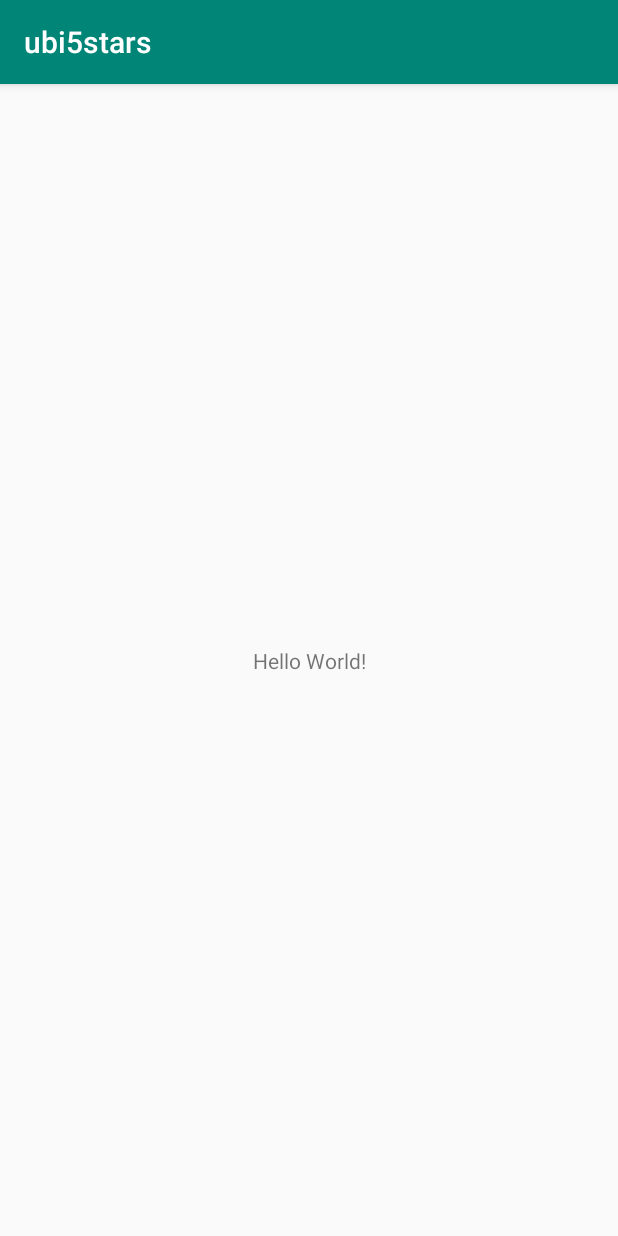
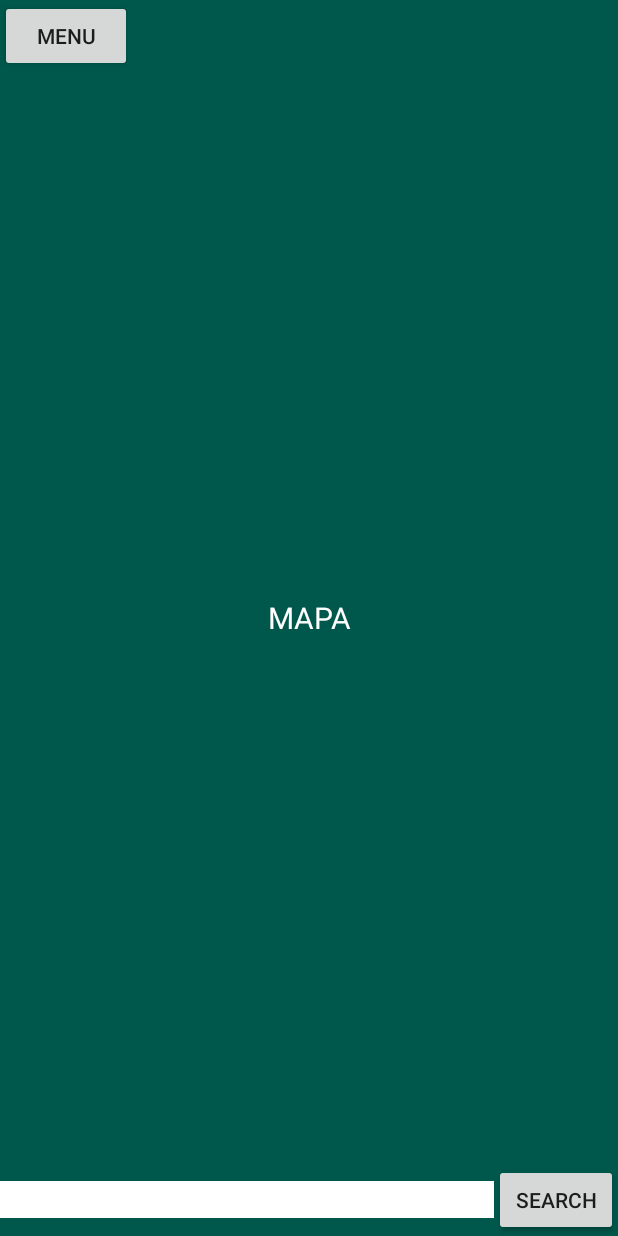
Before and after one commit to carolinafsilva/ubi5stars, an Android app: the screen it shows after launch (MainActivity before the commit, Map after it), on a phone screen of 412 x 824 dp. Run offline under Robolectric (Android 15) with nearby library versions, the light colour scheme and no system bars.

Commit message:
Add some layout

```diff
--- a/app/src/main/AndroidManifest.xml
+++ b/app/src/main/AndroidManifest.xml
@@ -9,7 +9,10 @@
         android:roundIcon="@mipmap/ic_launcher_round"
         android:supportsRtl="true"
         android:theme="@style/AppTheme">
-        <activity android:name=".MainActivity">
+        <activity android:name=".Register"></activity>
+        <activity android:name=".Login" />
+        <activity android:name=".Menu" />
+        <activity android:name=".Map">
             <intent-filter>
                 <action android:name="android.intent.action.MAIN" />
 
--- a/app/src/main/java/pmd/di/ubi/ubi5stars/MainActivity.java
+++ /dev/null
@@ -1,14 +0,0 @@
-package pmd.di.ubi.ubi5stars;
-
-import androidx.appcompat.app.AppCompatActivity;
-
-import android.os.Bundle;
-
-public class MainActivity extends AppCompatActivity {
-
-    @Override
-    protected void onCreate(Bundle savedInstanceState) {
-        super.onCreate(savedInstanceState);
-        setContentView(R.layout.activity_main);
-    }
-}
--- /dev/null
+++ b/app/src/main/java/pmd/di/ubi/ubi5stars/Map.java
@@ -0,0 +1,23 @@
+package pmd.di.ubi.ubi5stars;
+
+import android.app.Activity;
+import android.content.Intent;
+import android.os.Bundle;
+import android.view.View;
+
+public class Map extends Activity {
+
+    @Override
+    protected void onCreate(Bundle savedInstanceState) {
+        super.onCreate(savedInstanceState);
+        setContentView(R.layout.activity_map);
+    }
+
+    public void showMenu(View v) {
+        startActivity(new Intent(this, Menu.class));
+    }
+
+    public void search(View v) {
+        // TODO: implement
+    }
+}
--- a/app/src/main/res/layout/activity_main.xml
+++ /dev/null
@@ -1,18 +0,0 @@
-<?xml version="1.0" encoding="utf-8"?>
-<androidx.constraintlayout.widget.ConstraintLayout xmlns:android="http://schemas.android.com/apk/res/android"
-    xmlns:app="http://schemas.android.com/apk/res-auto"
-    xmlns:tools="http://schemas.android.com/tools"
-    android:layout_width="match_parent"
-    android:layout_height="match_parent"
-    tools:context=".MainActivity">
-
-    <TextView
-        android:layout_width="wrap_content"
-        android:layout_height="wrap_content"
-        android:text="Hello World!"
-        app:layout_constraintBottom_toBottomOf="parent"
-        app:layout_constraintLeft_toLeftOf="parent"
-        app:layout_constraintRight_toRightOf="parent"
-        app:layout_constraintTop_toTopOf="parent" />
-
-</androidx.constraintlayout.widget.ConstraintLayout>
--- /dev/null
+++ b/app/src/main/res/layout/activity_map.xml
@@ -0,0 +1,51 @@
+<?xml version="1.0" encoding="utf-8"?>
+<androidx.constraintlayout.widget.ConstraintLayout xmlns:android="http://schemas.android.com/apk/res/android"
+    xmlns:app="http://schemas.android.com/apk/res-auto"
+    xmlns:tools="http://schemas.android.com/tools"
+    android:layout_width="match_parent"
+    android:layout_height="match_parent"
+    tools:context=".Map">
+
+    <TextView
+        android:layout_width="match_parent"
+        android:layout_height="match_parent"
+        android:text="MAPA"
+        android:textSize="20sp"
+        android:textAlignment="gravity"
+        android:textColor="@color/colorWhite"
+        android:background="@color/colorPrimaryDark"
+        android:gravity="center"
+        app:layout_constraintBottom_toBottomOf="parent"
+        app:layout_constraintLeft_toLeftOf="parent"
+        app:layout_constraintRight_toRightOf="parent"
+        app:layout_constraintTop_toTopOf="parent" />
+
+    <Button
+        android:layout_width="wrap_content"
+        android:layout_height="wrap_content"
+        android:text="Menu"
+        android:onClick="showMenu"
+        app:layout_constraintTop_toTopOf="parent"
+        app:layout_constraintLeft_toLeftOf="parent" />
+
+    <LinearLayout
+        android:layout_width="match_parent"
+        android:layout_height="wrap_content"
+        android:orientation="horizontal"
+        android:gravity="center"
+        app:layout_constraintBottom_toBottomOf="parent">
+
+        <EditText
+            android:layout_width="0dp"
+            android:layout_height="wrap_content"
+            android:layout_weight="4"
+            android:background="@color/colorWhite" />
+
+        <Button
+            android:layout_width="0dp"
+            android:layout_height="wrap_content"
+            android:layout_weight="1"
+            android:text="Search"
+            android:onClick="search" />
+    </LinearLayout>
+</androidx.constraintlayout.widget.ConstraintLayout>
--- a/app/src/main/res/values/colors.xml
+++ b/app/src/main/res/values/colors.xml
@@ -3,4 +3,6 @@
     <color name="colorPrimary">#008577</color>
     <color name="colorPrimaryDark">#00574B</color>
     <color name="colorAccent">#D81B60</color>
+    <color name="colorWhite">#FFFFFF</color>
+    <color name="colorBlack">#000000</color>
 </resources>
```
